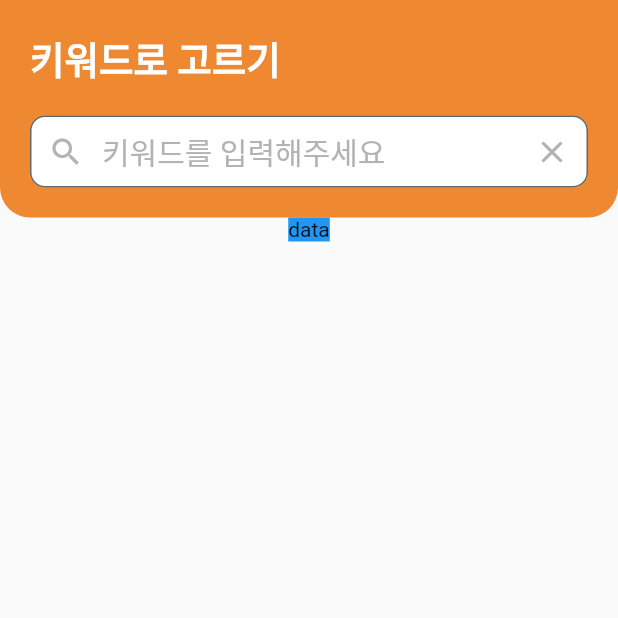
After one commit to DBLabProj/MeokJaGO, a Flutter app: the searchScreen screen opened directly, on a phone screen of 412 x 824 dp, the top half of it. The commit adds this screen. Run offline on Flutter 3.47's test engine with Material 2 defaults, Android fonts, the phone set to English and light mode, and no system bars; our stand-ins replace fluttertoast; missing offline and left inert: multi_masked_formatter; generated files the repository leaves out were written again.

Commit message:
Create search_screen.dart

```diff
--- a/lib/main.dart
+++ b/lib/main.dart
@@ -25,6 +25,7 @@ class MyApp extends StatelessWidget {
       ],
       theme: ThemeData(
         primaryColor: const Color(0xFFEF8931),
+        primaryColorLight: const Color(0XFFB3B3B3),
       ),
       home: const loginScreen(),
     );
--- /dev/null
+++ b/lib/screens/search_screen.dart
@@ -0,0 +1,104 @@
+import 'package:flutter/material.dart';
+
+class searchScreen extends StatefulWidget {
+  const searchScreen({super.key});
+
+  @override
+  State<searchScreen> createState() => _searchScreenState();
+}
+
+class _searchScreenState extends State<searchScreen> {
+  final TextEditingController _searchController = TextEditingController();
+  @override
+  Widget build(BuildContext context) {
+    return Scaffold(
+      appBar: AppBar(
+        elevation: 0.0,
+        toolbarHeight: 0,
+        backgroundColor: Theme.of(context).primaryColor,
+      ),
+      body: SafeArea(
+        child: Column(
+          children: [
+            Container(
+              decoration: BoxDecoration(
+                color: Theme.of(context).primaryColor,
+                borderRadius: const BorderRadius.only(
+                  bottomLeft: Radius.circular(20),
+                  bottomRight: Radius.circular(20),
+                ),
+              ),
+              child: Padding(
+                padding: const EdgeInsets.all(20.0),
+                child: Column(
+                  crossAxisAlignment: CrossAxisAlignment.start,
+                  children: [
+                    const Text(
+                      '키워드로 고르기',
+                      style: TextStyle(
+                        fontSize: 25,
+                        color: Colors.white,
+                        fontWeight: FontWeight.w600,
+                      ),
+                    ),
+                    const SizedBox(
+                      height: 20,
+                    ),
+                    TextField(
+                      controller: _searchController,
+                      cursorColor: Colors.black,
+                      decoration: InputDecoration(
+                        filled: true,
+                        fillColor: Colors.white,
+                        hintText: '키워드를 입력해주세요',
+                        hintStyle: TextStyle(
+                          color: Theme.of(context).primaryColorLight,
+                          fontSize: 20,
+                        ),
+
+                        focusedBorder: OutlineInputBorder(
+                          borderRadius:
+                              const BorderRadius.all(Radius.circular(10)),
+                          borderSide: BorderSide(
+                            width: 1,
+                            color: Theme.of(context).primaryColorLight,
+                          ),
+                        ),
+                        contentPadding: const EdgeInsets.all(5.0),
+                        // Add a clear button to the search bar
+                        suffixIcon: IconButton(
+                          icon: Icon(
+                            Icons.clear,
+                            color: Theme.of(context).primaryColorLight,
+                          ),
+                          onPressed: () => _searchController.clear(),
+                        ),
+                        // Add a search icon or button to the search bar
+                        prefixIcon: IconButton(
+                          icon: Icon(
+                            Icons.search,
+                            color: Theme.of(context).primaryColorLight,
+                          ),
+                          onPressed: () {
+                            // Perform the search here
+                          },
+                        ),
+                        border: OutlineInputBorder(
+                          borderRadius: BorderRadius.circular(10.0),
+                        ),
+                      ),
+                    ),
+                  ],
+                ),
+              ),
+            ),
+            Container(
+              color: Colors.blue,
+              child: const Text('data'),
+            ),
+          ],
+        ),
+      ),
+    );
+  }
+}
```
